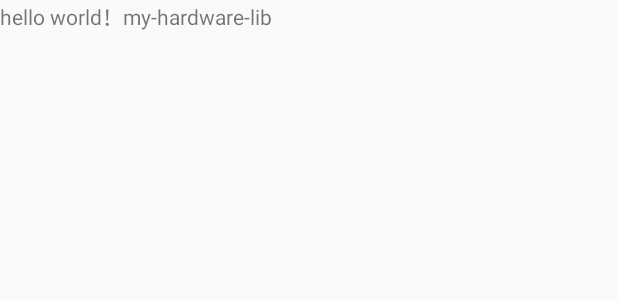
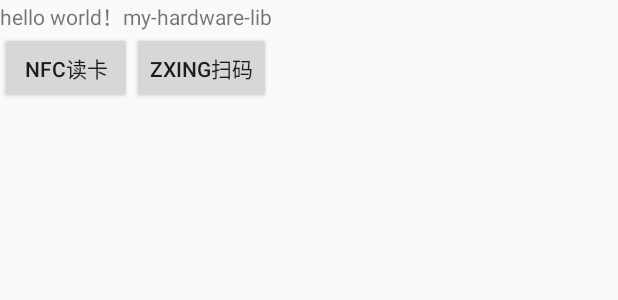
Before and after one commit to kellysong/my-hardware, an Android app: the layout activity_main.xml on its own in the app's theme, with its tools: preview values and no code run, on a phone screen of 412 x 824 dp. Shown: the top 300 px of the screen. Run offline under Robolectric (Android 15) with nearby library versions, the phone set to English and light mode, and no system bars.

Commit message:
更新编译依赖appcompat1.2.0;Activity调整为AppCompatActivity

```diff
--- a/app/src/main/res/layout/activity_main.xml
+++ b/app/src/main/res/layout/activity_main.xml
@@ -3,8 +3,26 @@
     android:layout_width="match_parent"
     android:layout_height="match_parent"
     android:orientation="vertical">
+
     <TextView
         android:layout_width="wrap_content"
         android:layout_height="wrap_content"
-        android:text="hello world！my-hardware-lib"/>
+        android:text="hello world！my-hardware-lib" />
+
+    <LinearLayout
+        android:layout_width="match_parent"
+        android:layout_height="wrap_content">
+
+        <Button
+            android:layout_width="wrap_content"
+            android:layout_height="wrap_content"
+            android:onClick="btnNfcReadCard"
+            android:text="nfc读卡" />
+
+        <Button
+            android:layout_width="wrap_content"
+            android:layout_height="wrap_content"
+            android:onClick="btnZxingScan"
+            android:text="zxing扫码" />
+    </LinearLayout>
 </LinearLayout>
--- a/app/src/main/res/values/styles.xml
+++ b/app/src/main/res/values/styles.xml
@@ -1,7 +1,7 @@
 <resources>
 
     <!-- Base application theme. -->
-    <style name="AppTheme" parent="Theme.AppCompat.Light.DarkActionBar">
+    <style name="AppTheme" parent="Theme.AppCompat.Light.NoActionBar">
         <!-- Customize your theme here. -->
         <item name="colorPrimary">@color/colorPrimary</item>
         <item name="colorPrimaryDark">@color/colorPrimaryDark</item>
--- a/config.gradle
+++ b/config.gradle
@@ -11,8 +11,8 @@ ext {
     //dependVersion
     def dependVersion = [
             support                 : "28.0.0",
-            androidxAppcompat       : "1.1.0",
-            androidxConstraintLayout: "1.1.3"
+            androidxAppcompat       : "1.2.0",
+            androidxConstraintLayout: "2.0.4"
     ]
 
 
--- a/nfcard/src/main/java/com/sinpo/xnfc/NFCardActivity.java
+++ b/nfcard/src/main/java/com/sinpo/xnfc/NFCardActivity.java
@@ -55,10 +55,13 @@ import com.sinpo.xnfc.card.CardManager;
 
 import org.xml.sax.XMLReader;
 
+import androidx.appcompat.app.AppCompatActivity;
+
+
 /**
  * 设置系统调度 -> 系统调用onNewIntent(Intent intent) -> 获取Tag -> 获取读写通道 -> 进行读写 -> 最后取消系统调度
  */
-public class NFCardActivity extends Activity implements OnClickListener,
+public class NFCardActivity extends AppCompatActivity implements OnClickListener,
         Html.ImageGetter, Html.TagHandler {
     private static final String TAG = "SIMPLE_LOGGER";
     private NfcAdapter nfcAdapter; //NFC适配器
--- a/nfcard/src/main/res/layout/nfcard_activity.xml
+++ b/nfcard/src/main/res/layout/nfcard_activity.xml
@@ -8,8 +8,8 @@
         android:id="@+id/ll_title_bar"
         android:layout_width="match_parent"
         android:layout_height="48dp"
-        android:gravity="center_vertical"
-        android:background="#03A9F4">
+        android:background="#03A9F4"
+        android:gravity="center_vertical">
 
         <ImageView
             android:id="@+id/iv_back"
--- a/zxing/src/main/AndroidManifest.xml
+++ b/zxing/src/main/AndroidManifest.xml
@@ -13,11 +13,11 @@
     <uses-permission android:name="android.permission.WRITE_EXTERNAL_STORAGE"/>
 
     <application>
-        <activity
+       <!-- <activity
             android:name=".Activity.CaptureActivity"
-            android:theme="@android:style/Theme.Light.NoTitleBar.Fullscreen"
+            android:theme="@style/Theme.AppCompat.Light.NoActionBar"
             android:screenOrientation="portrait">
-        </activity>
+        </activity>-->
     </application>
 
 </manifest>
--- a/zxing/src/main/java/com/renny/zxing/Activity/CaptureActivity.java
+++ b/zxing/src/main/java/com/renny/zxing/Activity/CaptureActivity.java
@@ -24,6 +24,7 @@ import android.provider.DocumentsContract;
 import android.provider.MediaStore;
 
 import androidx.annotation.NonNull;
+import androidx.appcompat.app.AppCompatActivity;
 import androidx.core.app.ActivityCompat;
 import androidx.core.content.ContextCompat;
 
@@ -66,7 +67,7 @@ import java.lang.reflect.Field;
 import java.nio.charset.Charset;
 import java.util.Hashtable;
 
-public class CaptureActivity extends Activity implements SurfaceHolder.Callback {
+public class CaptureActivity extends AppCompatActivity implements SurfaceHolder.Callback {
     private Context context;
     private Activity activity;
     private static final String TAG = CaptureActivity.class.getSimpleName();
```
Also changed, not shown: app/src/main/AndroidManifest.xml (+25 -0 lines), app/src/main/java/com/sjl/hardwarelib/MainActivity.java (+14 -0 lines), 1 other file.
